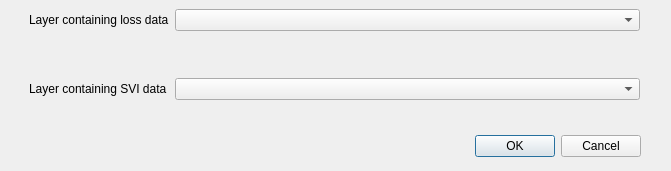
Before: the Qt Designer form svir/ui_select_layers_to_join.ui in gem/oq-irmt-qgis, drawn with Qt 5.
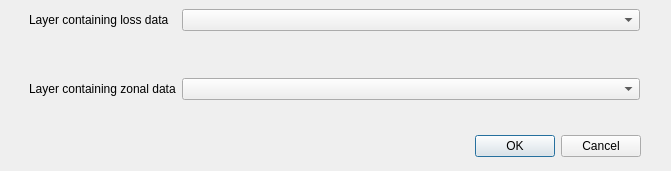
After: the same form once the commit is applied.

Patch:
```diff
--- a/svir/ui_select_layers_to_join.ui
+++ b/svir/ui_select_layers_to_join.ui
@@ -61,7 +61,7 @@
     <item row="3" column="0">
      <widget class="QLabel" name="svi_layer_lbl">
       <property name="text">
-       <string>Layer containing SVI data</string>
+       <string>Layer containing zonal data</string>
       </property>
      </widget>
     </item>
```
Left out of the diff: 4 changed lines with no effect on the pictures.
